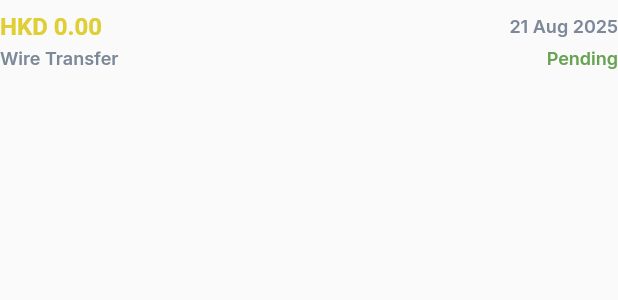
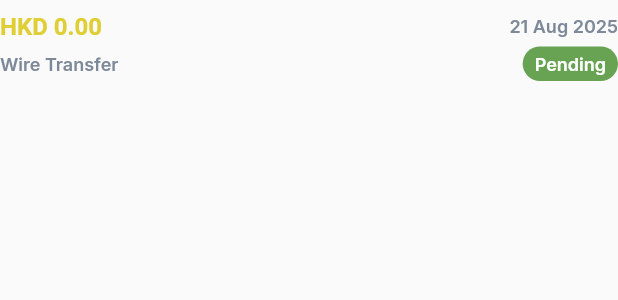
Before and after one commit to spicytuna8/mobile_ezlend, a Flutter app: the UIDonePaymentItem widget shown alone on an empty page, opened directly, on a phone screen of 412 x 824 dp. Shown: the top 300 px of the screen. Run offline on Flutter 3.47's test engine with Material 2 defaults, Android fonts, the light colour scheme and no system bars; our stand-ins replace bloc, dio, dotted_border, dropdown_button2, equatable, flutter_bloc and 13 more; missing offline and left inert: call_log, mobile_number, photo_manager, restart_app, telephony; accounts and stored records are empty; network calls fail; Roboto replaces fonts that are missing (Gabarito).

Commit message:
create reusable UIDonePaymentStatus component with rounded corners

```diff
--- a/lib/widget/ui_done_payment_item.dart
+++ b/lib/widget/ui_done_payment_item.dart
@@ -1,8 +1,8 @@
 import 'package:flutter/material.dart';
 import 'package:intl/intl.dart';
 import 'package:loan_project/helper/languages.dart';
-import 'package:loan_project/helper/status_helper.dart';
 import 'package:loan_project/widget/global_function.dart';
+import 'package:loan_project/widget/ui_done_payment_status.dart';
 
 class UIDonePaymentItem extends StatelessWidget {
   final DateTime? createdAt;
@@ -63,14 +63,8 @@ class UIDonePaymentItem extends StatelessWidget {
                   fontWeight: FontWeight.w600,
                 ),
               ),
-              Text(
-                GlobalFunction().getStatus(status, context),
-                style: TextStyle(
-                  color: StatusHelper.isApproved(status ?? 0) ? Colors.red : const Color(0xFF67A353),
-                  fontSize: 12,
-                  fontFamily: 'Inter',
-                  fontWeight: FontWeight.w600,
-                ),
+              UIDonePaymentStatus(
+                status: status,
               ),
             ],
           ),
--- /dev/null
+++ b/lib/widget/ui_done_payment_status.dart
@@ -0,0 +1,35 @@
+import 'package:flutter/material.dart';
+import 'package:loan_project/helper/status_helper.dart';
+import 'package:loan_project/widget/global_function.dart';
+
+class UIDonePaymentStatus extends StatelessWidget {
+  final int? status;
+
+  const UIDonePaymentStatus({
+    Key? key,
+    this.status,
+  }) : super(key: key);
+
+  @override
+  Widget build(BuildContext context) {
+    final bool isApproved = StatusHelper.isApproved(status ?? 0);
+    final String statusText = GlobalFunction().getStatus(status, context);
+
+    return Container(
+      padding: const EdgeInsets.symmetric(horizontal: 8.0, vertical: 4.0),
+      decoration: BoxDecoration(
+        color: isApproved ? const Color(0xFFE02424) : const Color(0xFF67A353),
+        borderRadius: BorderRadius.circular(12),
+      ),
+      child: Text(
+        statusText,
+        style: const TextStyle(
+          color: Colors.white,
+          fontSize: 12,
+          fontFamily: 'Inter',
+          fontWeight: FontWeight.w600,
+        ),
+      ),
+    );
+  }
+}
```
Also changed, not shown: assets/images/payment_method.png (added), assets/images/payment_time.png (added).
